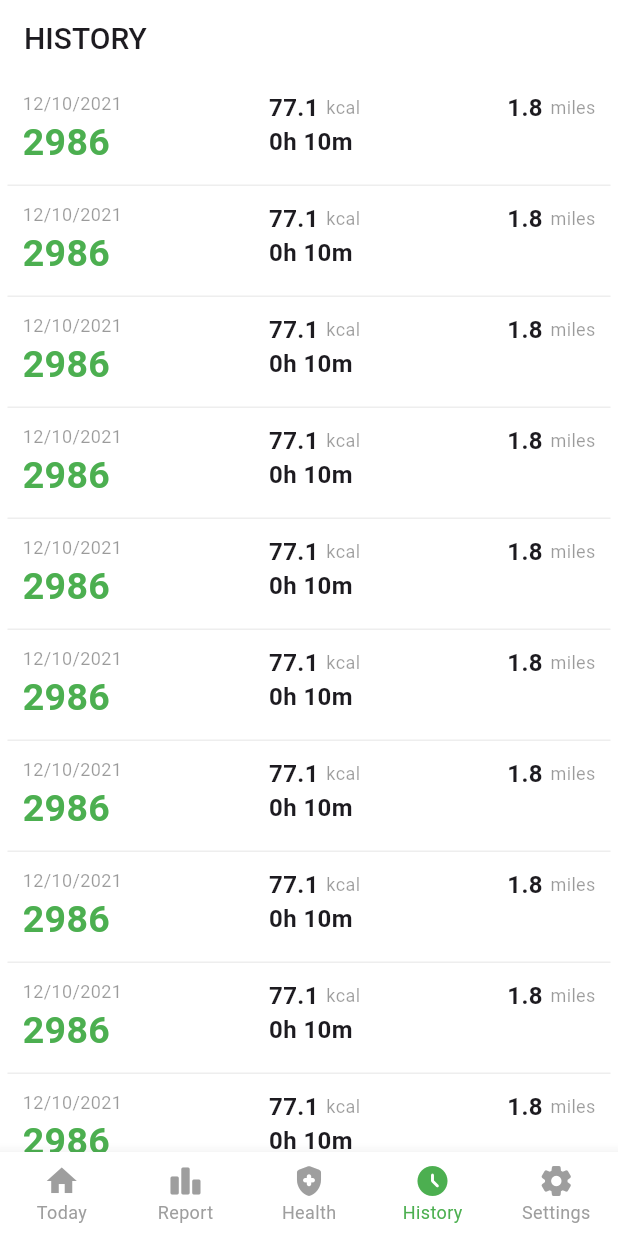
After one commit to joharkhan99/healthtrack, a Flutter app: the screen it shows after launch, item 4 of the bottom bar chosen, on a phone screen of 412 x 824 dp. The commit adds this screen. Run offline on Flutter 3.47's test engine with Material 3 defaults, Android fonts, the phone set to English and light mode, and no system bars; our stand-ins replace charts_flutter, liquid_progress_indicator_v2.

Commit message:
Added history tab and page

```diff
--- a/lib/src/screens/pedometer_health.dart
+++ b/lib/src/screens/pedometer_health.dart
@@ -29,6 +29,7 @@ class PedometerHealth extends StatelessWidget {
             const PedometerHealthBmi()
           ],
         ),
-    ));
+      ),
+    );
   }
 }
--- /dev/null
+++ b/lib/src/screens/pedometer_history.dart
@@ -0,0 +1,72 @@
+import 'package:flutter/material.dart';
+
+class PedometerHistory extends StatelessWidget {
+  const PedometerHistory({super.key});
+
+  @override
+  Widget build(BuildContext context) {
+    return ListView.builder(
+      itemCount: 10,
+      itemBuilder: (context, index) => Container(
+        margin: const EdgeInsets.only(left: 5, right: 5),
+        padding: const EdgeInsets.all(10),
+        decoration: BoxDecoration(
+          color: Colors.white,
+          // borderRadius: BorderRadius.circular(10),
+          border: Border(bottom: BorderSide(color: Colors.grey.shade200)),
+        ),
+        // height: 100,
+        child: const Row(
+          mainAxisAlignment: MainAxisAlignment.spaceBetween,
+          crossAxisAlignment: CrossAxisAlignment.start,
+          children: [
+            Column(
+              crossAxisAlignment: CrossAxisAlignment.start,
+              children: [
+                Text("12/10/2021", style: TextStyle(color: Color.fromARGB(100, 0, 0, 0), fontSize: 12)),
+                Text(
+                  "2986",
+                  style: TextStyle(
+                    color: Colors.green,
+                    fontSize: 25,
+                    fontWeight: FontWeight.bold,
+                  ),
+                  textAlign: TextAlign.center,
+                ),
+              ],
+            ),
+            Column(
+              crossAxisAlignment: CrossAxisAlignment.start,
+              children: [
+                Row(
+                  children: [
+                    Text("77.1", style: TextStyle(fontSize: 16, fontWeight: FontWeight.bold)),
+                    SizedBox(width: 5),
+                    Text("kcal", style: TextStyle(color: Color.fromARGB(100, 0, 0, 0), fontSize: 12)),
+                  ],
+                ),
+                Row(
+                  children: [
+                    Text("0h 10m", style: TextStyle(fontSize: 16, fontWeight: FontWeight.bold)),
+                  ],
+                )
+              ],
+            ),
+            Column(
+              crossAxisAlignment: CrossAxisAlignment.start,
+              children: [
+                Row(
+                  children: [
+                    Text("1.8", style: TextStyle(fontSize: 16, fontWeight: FontWeight.bold)),
+                    SizedBox(width: 5),
+                    Text("miles", style: TextStyle(color: Color.fromARGB(100, 0, 0, 0), fontSize: 12)),
+                  ],
+                ),
+              ],
+            ),
+          ],
+        ),
+      ),
+    );
+  }
+}
--- a/lib/src/screens/pedometer_screen.dart
+++ b/lib/src/screens/pedometer_screen.dart
@@ -1,10 +1,12 @@
 import 'package:flutter/material.dart';
 import 'package:healthtrack/src/screens/pedometer_health.dart';
+import 'package:healthtrack/src/screens/pedometer_history.dart';
 import 'package:healthtrack/src/screens/pedometer_home.dart';
 import 'package:healthtrack/src/screens/pedometer_report.dart';
 import 'package:healthtrack/src/widgets/pedometer_appbar.dart';
 import 'package:healthtrack/src/widgets/pedometer_bottom_navigation.dart';
 import 'package:healthtrack/src/widgets/pedometer_health_appbar.dart';
+import 'package:healthtrack/src/widgets/pedometer_history_appbar.dart';
 import 'package:healthtrack/src/widgets/pedometer_report_appbar.dart';
 
 class PedometerScreen extends StatefulWidget {
@@ -19,11 +21,13 @@ class _PedometerScreenState extends State<PedometerScreen> {
     const PedometerHome(),
     const PedometerReport(),
     PedometerHealth(),
+    const PedometerHistory(),
   ];
   final List<PreferredSizeWidget> _appBars = [
     const PedometerAppBar(),
     const PedometerReportAppBar(),
     const PedometerHealthAppBar(),
+    const PedometerHistoryAppBar(),
   ];
 
   int _currentIndex = 0;
--- a/lib/src/widgets/pedometer_bottom_navigation.dart
+++ b/lib/src/widgets/pedometer_bottom_navigation.dart
@@ -8,6 +8,7 @@ class PedoMeterBottomNavigation extends StatelessWidget {
   @override
   Widget build(BuildContext context) {
     return BottomNavigationBar(
+      type: BottomNavigationBarType.fixed,
       selectedFontSize: 0,
       currentIndex: currentIndex,
       onTap: (value) => onTabChange(value),
@@ -15,6 +16,7 @@ class PedoMeterBottomNavigation extends StatelessWidget {
         BottomNavigationBarItem(icon: Icon(Icons.home), label: 'Today', tooltip: 'Today'),
         BottomNavigationBarItem(icon: Icon(Icons.leaderboard_rounded), label: 'Report', tooltip: 'Report'),
         BottomNavigationBarItem(icon: Icon(Icons.health_and_safety_rounded), label: 'Health', tooltip: 'Health'),
+        BottomNavigationBarItem(icon: Icon(Icons.access_time_filled_rounded), label: 'History', tooltip: 'History'),
         BottomNavigationBarItem(icon: Icon(Icons.settings_rounded), label: 'Settings', tooltip: 'Settings'),
       ],
     );
--- /dev/null
+++ b/lib/src/widgets/pedometer_history_appbar.dart
@@ -0,0 +1,23 @@
+import 'package:flutter/material.dart';
+
+class PedometerHistoryAppBar extends StatelessWidget implements PreferredSizeWidget {
+  const PedometerHistoryAppBar({super.key});
+
+  @override
+  Size get preferredSize => const Size.fromHeight(50);
+
+  @override
+  Widget build(BuildContext context) {
+    return AppBar(
+      elevation: 0,
+      backgroundColor: Colors.white,
+      title: const Text(
+        'HISTORY',
+        style: TextStyle(
+          fontSize: 20,
+          fontWeight: FontWeight.w500,
+        ),
+      ),
+    );
+  }
+}
```
Lines whose indentation alone changed are shown as unchanged.
